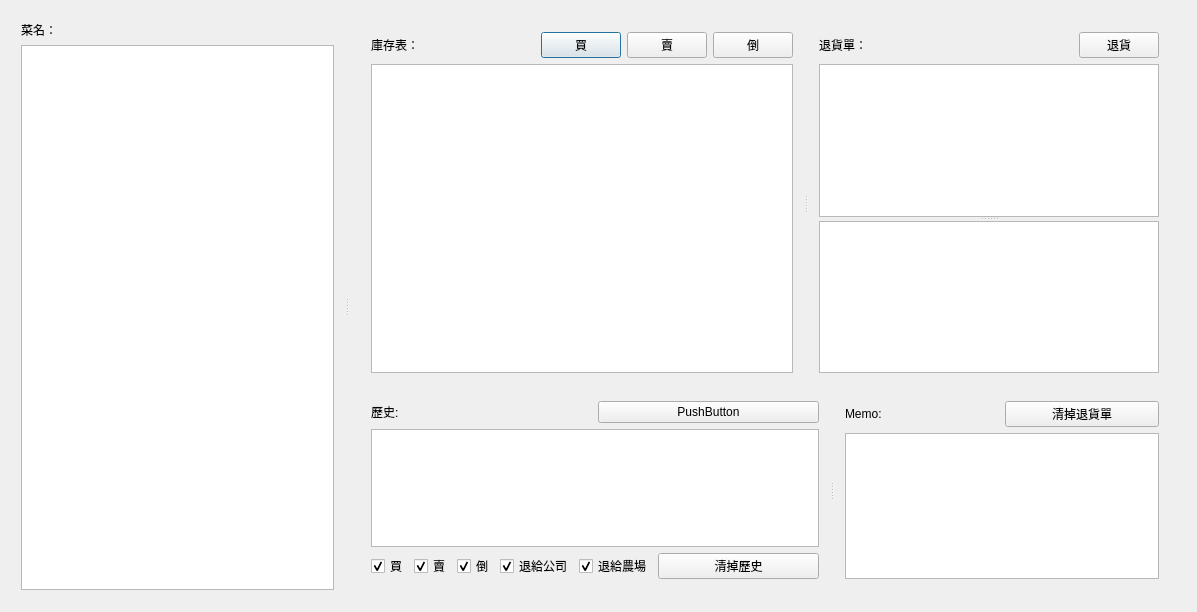
Before: the Qt Designer form dialog.ui in ultimatedbz/inventory, drawn with Qt 5.
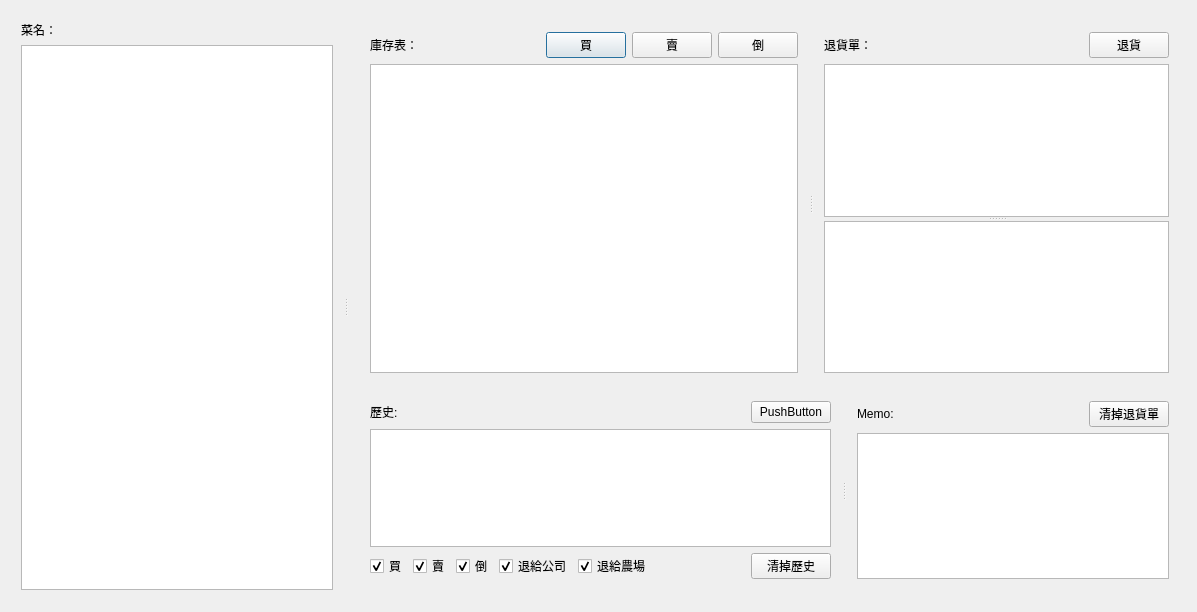
After: the same form once the commit is applied.

Commit message: retouched layout

The edit to the form file:
```diff
--- a/dialog.ui
+++ b/dialog.ui
@@ -18,7 +18,7 @@
     <rect>
      <x>10</x>
      <y>10</y>
-     <width>1171</width>
+     <width>1181</width>
      <height>591</height>
     </rect>
    </property>
@@ -57,8 +57,17 @@
         <layout class="QVBoxLayout" name="verticalLayout_2">
          <item>
           <layout class="QHBoxLayout" name="horizontalLayout_8">
+           <property name="sizeConstraint">
+            <enum>QLayout::SetDefaultConstraint</enum>
+           </property>
            <item>
             <widget class="QLabel" name="Inventory">
+             <property name="sizePolicy">
+              <sizepolicy hsizetype="Maximum" vsizetype="Preferred">
+               <horstretch>0</horstretch>
+               <verstretch>0</verstretch>
+              </sizepolicy>
+             </property>
              <property name="text">
               <string>庫存表：</string>
              </property>
@@ -73,6 +82,12 @@
            </item>
            <item>
             <widget class="QPushButton" name="Buy">
+             <property name="sizePolicy">
+              <sizepolicy hsizetype="Maximum" vsizetype="Fixed">
+               <horstretch>0</horstretch>
+               <verstretch>0</verstretch>
+              </sizepolicy>
+             </property>
              <property name="text">
               <string>買</string>
              </property>
@@ -80,6 +95,12 @@
            </item>
            <item>
             <widget class="QPushButton" name="Sell">
+             <property name="sizePolicy">
+              <sizepolicy hsizetype="Maximum" vsizetype="Fixed">
+               <horstretch>0</horstretch>
+               <verstretch>0</verstretch>
+              </sizepolicy>
+             </property>
              <property name="text">
               <string>賣</string>
              </property>
@@ -87,6 +108,12 @@
            </item>
            <item>
             <widget class="QPushButton" name="dumpButton">
+             <property name="sizePolicy">
+              <sizepolicy hsizetype="Maximum" vsizetype="Fixed">
+               <horstretch>0</horstretch>
+               <verstretch>0</verstretch>
+              </sizepolicy>
+             </property>
              <property name="text">
               <string>倒</string>
              </property>
@@ -130,6 +157,12 @@
            </item>
            <item>
             <widget class="QPushButton" name="Return">
+             <property name="sizePolicy">
+              <sizepolicy hsizetype="Maximum" vsizetype="Fixed">
+               <horstretch>0</horstretch>
+               <verstretch>0</verstretch>
+              </sizepolicy>
+             </property>
              <property name="text">
               <string>退貨</string>
              </property>
@@ -168,6 +201,12 @@
            </item>
            <item>
             <widget class="QPushButton" name="pushButton">
+             <property name="sizePolicy">
+              <sizepolicy hsizetype="Maximum" vsizetype="Fixed">
+               <horstretch>0</horstretch>
+               <verstretch>0</verstretch>
+              </sizepolicy>
+             </property>
              <property name="text">
               <string>PushButton</string>
              </property>
@@ -191,6 +230,12 @@
                <property name="enabled">
                 <bool>true</bool>
                </property>
+               <property name="sizePolicy">
+                <sizepolicy hsizetype="Minimum" vsizetype="Fixed">
+                 <horstretch>0</horstretch>
+                 <verstretch>0</verstretch>
+                </sizepolicy>
+               </property>
                <property name="text">
                 <string>買</string>
                </property>
@@ -201,6 +246,12 @@
              </item>
              <item>
               <widget class="QCheckBox" name="sellCheck">
+               <property name="sizePolicy">
+                <sizepolicy hsizetype="Minimum" vsizetype="Fixed">
+                 <horstretch>0</horstretch>
+                 <verstretch>0</verstretch>
+                </sizepolicy>
+               </property>
                <property name="text">
                 <string>賣</string>
                </property>
@@ -211,6 +262,12 @@
              </item>
              <item>
               <widget class="QCheckBox" name="dumpCheck">
+               <property name="sizePolicy">
+                <sizepolicy hsizetype="Minimum" vsizetype="Fixed">
+                 <horstretch>0</horstretch>
+                 <verstretch>0</verstretch>
+                </sizepolicy>
+               </property>
                <property name="text">
                 <string>倒</string>
                </property>
@@ -221,6 +278,12 @@
              </item>
              <item>
               <widget class="QCheckBox" name="returnCheck">
+               <property name="sizePolicy">
+                <sizepolicy hsizetype="Minimum" vsizetype="Fixed">
+                 <horstretch>0</horstretch>
+                 <verstretch>0</verstretch>
+                </sizepolicy>
+               </property>
                <property name="text">
                 <string>退給公司</string>
                </property>
@@ -241,8 +304,21 @@
              </item>
             </layout>
            </item>
+           <item>
+            <widget class="QLabel" name="label_3">
+             <property name="text">
+              <string/>
+             </property>
+            </widget>
+           </item>
            <item>
             <widget class="QPushButton" name="clearHistoryButton">
+             <property name="sizePolicy">
+              <sizepolicy hsizetype="Maximum" vsizetype="Fixed">
+               <horstretch>0</horstretch>
+               <verstretch>0</verstretch>
+              </sizepolicy>
+             </property>
              <property name="text">
               <string>清掉歷史</string>
              </property>
@@ -265,6 +341,12 @@
            </item>
            <item>
             <widget class="QPushButton" name="clearReturnButton">
+             <property name="sizePolicy">
+              <sizepolicy hsizetype="Maximum" vsizetype="Fixed">
+               <horstretch>0</horstretch>
+               <verstretch>0</verstretch>
+              </sizepolicy>
+             </property>
              <property name="text">
               <string>清掉退貨單</string>
              </property>
```
The commit also changes 4 other files.
